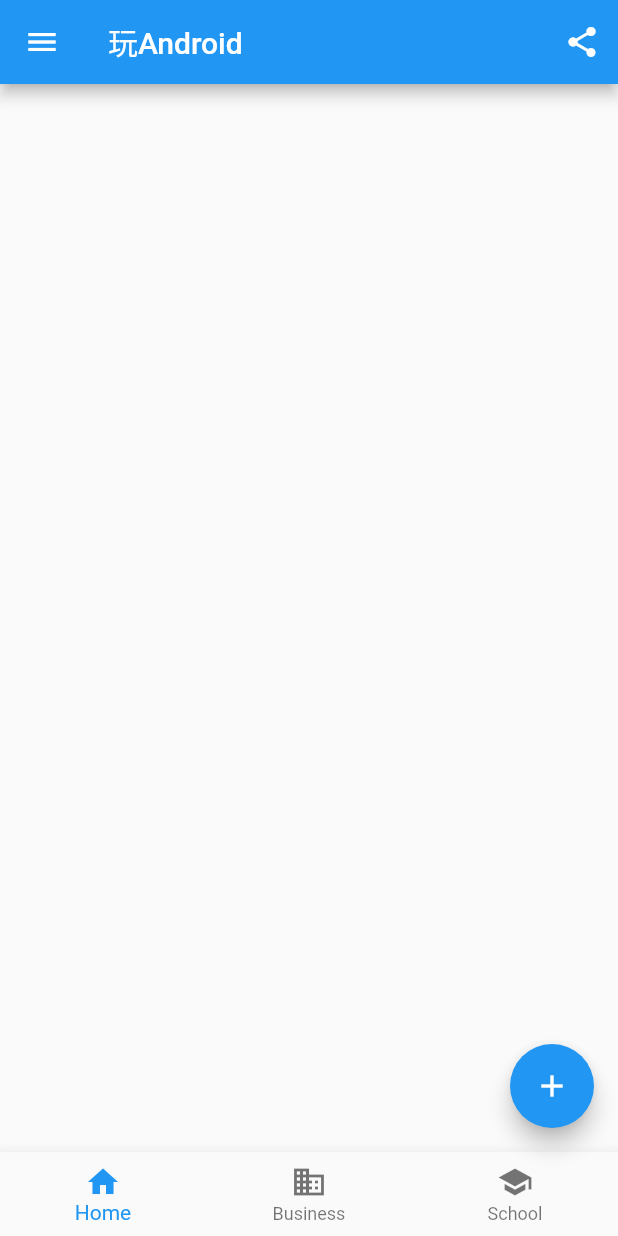
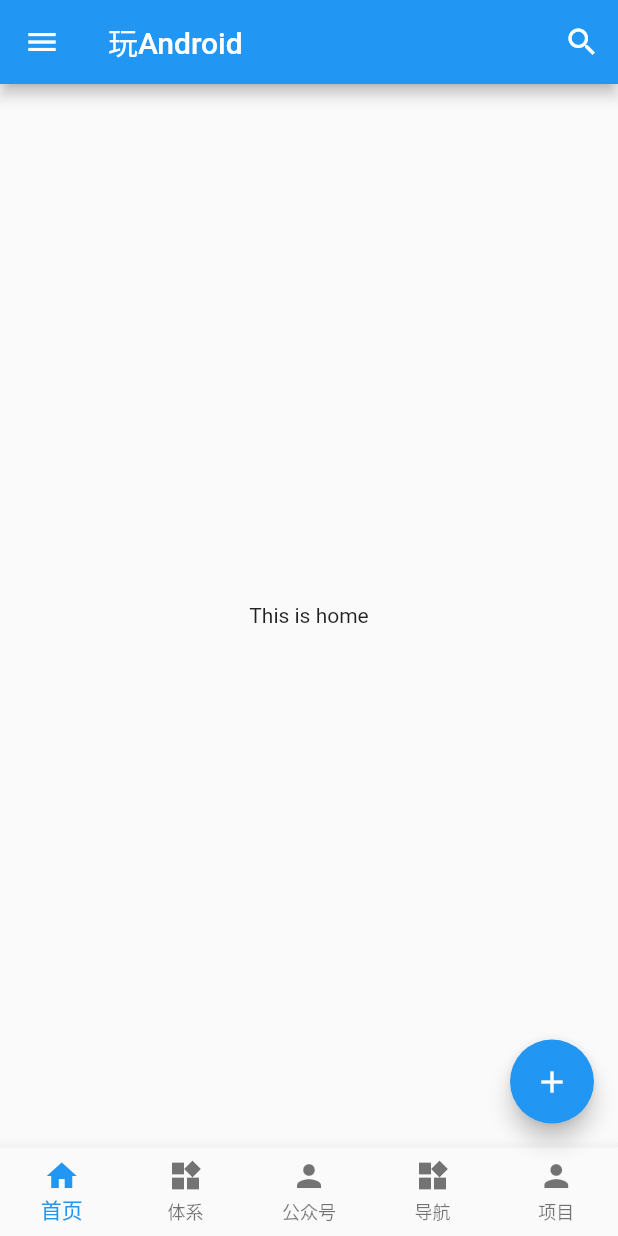
Before and after one commit to hcqeric/wananzhuo, a Flutter app: the screen it shows after launch, on a phone screen of 412 x 824 dp. Run offline on Flutter 3.47's test engine with Material 2 defaults, Android fonts, the phone set to English and light mode, and no system bars.

Commit message:
添加底部Tab

```diff
--- a/lib/main.dart
+++ b/lib/main.dart
@@ -1,13 +1,19 @@
 import 'package:flutter/material.dart';
 import 'package:flutter/rendering.dart' show debugPaintSizeEnabled;
 import 'package:wanandroid/pages/main_left_page.dart';
+import 'package:wanandroid/pages/home_page.dart';
+import 'package:wanandroid/pages/system_page.dart';
+import 'package:wanandroid/pages/nav_page.dart';
+import 'package:wanandroid/pages/wechat_page.dart';
+import 'package:wanandroid/pages/project_page.dart';
+import 'package:wanandroid/pages/search_page.dart';
 
 void main() {
   debugPaintSizeEnabled = true;
   runApp(MyApp());
 }
 
-class MyApp extends StatelessWidget {
+class MyApp extends StatelessWidget{
   // This widget is the root of your application.
   @override
   Widget build(BuildContext context) {
@@ -36,39 +42,78 @@ class ScaffoldRoute extends StatefulWidget {
 }
 
 class _ScaffoldRouteState extends State<ScaffoldRoute>
-    with SingleTickerProviderStateMixin {
+    with TickerProviderStateMixin {
   int _selectedIndex = 0;
   List bottomNavTxts = ['首页', '体系', '公众号', '导航', '项目'];
+  var title = "玩Android";
   List<BottomNavigationBarItem> bottomNavViews;
+
+  var _body;
+
+  initData() {
+    _body = IndexedStack(
+      children: <Widget>[HomePage(), SystemPage(), WechatPage(), NavPage(), ProjectPage()],
+      index: _selectedIndex,
+    );
+
+  }
+
 
   @override
   void initState() {
     super.initState();
+    bottomNavViews = <BottomNavigationBarItem>[
+      BottomNavigationBarItem(
+        icon: const Icon(Icons.home),
+        title: Text(bottomNavTxts[0]),
+        backgroundColor: Colors.blue,
+      ),
+      BottomNavigationBarItem(
+        icon: const Icon(Icons.widgets),
+        title: Text(bottomNavTxts[1]),
+        backgroundColor: Colors.blue,
+      ),
+      BottomNavigationBarItem(
+        icon: const Icon(Icons.person),
+        title: Text(bottomNavTxts[2]),
+        backgroundColor: Colors.blue,
+      ),
+      BottomNavigationBarItem(
+        icon: const Icon(Icons.widgets),
+        title: Text(bottomNavTxts[3]),
+        backgroundColor: Colors.blue,
+      ),
+      BottomNavigationBarItem(
+        icon: const Icon(Icons.person),
+        title: Text(bottomNavTxts[4]),
+        backgroundColor: Colors.blue,
+      ),
+    ];
   }
 
   @override
   Widget build(BuildContext context) {
+    initData();
     return Scaffold(
       appBar: AppBar(
         //导航栏
-        title: Text("玩Android"),
+        title: Text(title),
         actions: <Widget>[
           //导航栏右侧菜单
-          IconButton(icon: Icon(Icons.share), onPressed: () {}),
+          IconButton(icon: Icon(Icons.search), onPressed: () {
+            Navigator.push(context, new MaterialPageRoute(builder: (context){
+              return new Search();
+            }));
+          }),
         ],
       ),
+      body: _body,
       drawer: new MainDrawer(),
       bottomNavigationBar: BottomNavigationBar(
         // 底部导航
-        items: <BottomNavigationBarItem>[
-          BottomNavigationBarItem(icon: Icon(Icons.home), title: Text('Home')),
-          BottomNavigationBarItem(
-              icon: Icon(Icons.business), title: Text('Business')),
-          BottomNavigationBarItem(
-              icon: Icon(Icons.school), title: Text('School')),
-        ],
+        items: bottomNavViews.map((BottomNavigationBarItem navigationView) => navigationView).toList(),
         currentIndex: _selectedIndex,
-        fixedColor: Colors.blue,
+        type: BottomNavigationBarType.fixed,
         onTap: _onItemTapped,
       ),
       floatingActionButton: FloatingActionButton(
@@ -81,6 +126,11 @@ class _ScaffoldRouteState extends State<ScaffoldRoute>
   void _onItemTapped(int index) {
     setState(() {
       _selectedIndex = index;
+      if(index == 0){
+        title = "玩Android";
+      }else{
+        title = bottomNavTxts[index];
+      }
     });
   }
 
--- /dev/null
+++ b/lib/pages/home_page.dart
@@ -0,0 +1,13 @@
+import 'package:flutter/material.dart';
+
+
+class HomePage extends StatelessWidget {
+  @override
+  Widget build(BuildContext context) {
+    return Scaffold(
+      body: Center(
+        child: Text("This is home"),
+      ),
+    );
+  }
+}
--- a/lib/pages/main_left_page.dart
+++ b/lib/pages/main_left_page.dart
@@ -44,6 +44,7 @@ class MainDrawer extends StatelessWidget {
                     leading: const Icon(Icons.add),
                     title: const Text('Add account'),
                     onTap: (){
+//                      Navigator.pop(context);
                       Navigator.push(context, new MaterialPageRoute(builder: (context){
                         return new Setting();
                       }));
--- /dev/null
+++ b/lib/pages/nav_page.dart
@@ -0,0 +1,16 @@
+import 'package:flutter/material.dart';
+
+
+class NavPage extends StatelessWidget {
+  @override
+  Widget build(BuildContext context) {
+    return Scaffold(
+      appBar: AppBar(
+        title: Text("导航"),
+      ),
+      body: Center(
+        child: Text("This is nav"),
+      ),
+    );
+  }
+}
--- /dev/null
+++ b/lib/pages/system_page.dart
@@ -0,0 +1,16 @@
+import 'package:flutter/material.dart';
+
+
+class SystemPage extends StatelessWidget {
+  @override
+  Widget build(BuildContext context) {
+    return Scaffold(
+      appBar: AppBar(
+        title: Text("体系"),
+      ),
+      body: Center(
+        child: Text("This is system"),
+      ),
+    );
+  }
+}
--- /dev/null
+++ b/lib/pages/wechat_page.dart
@@ -0,0 +1,16 @@
+import 'package:flutter/material.dart';
+
+
+class WechatPage extends StatelessWidget {
+  @override
+  Widget build(BuildContext context) {
+    return Scaffold(
+      appBar: AppBar(
+        title: Text("公众号"),
+      ),
+      body: Center(
+        child: Text("This is wechat"),
+      ),
+    );
+  }
+}
```
Also changed, not shown: lib/pages/project_page.dart (added, +45 -0 lines), lib/pages/search_page.dart (added, +16 -0 lines).
